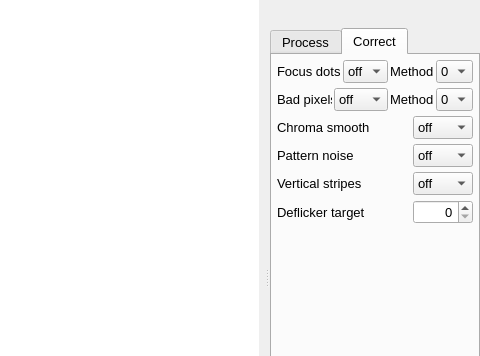
This is platform/qt/MainWindow.ui in ilia3101/MLV-App as Qt 5 draws it before an edit; both pictures show x 720 to 1200 and y 119 to 475 of the 1200 by 766 pixel window. The edited form follows.
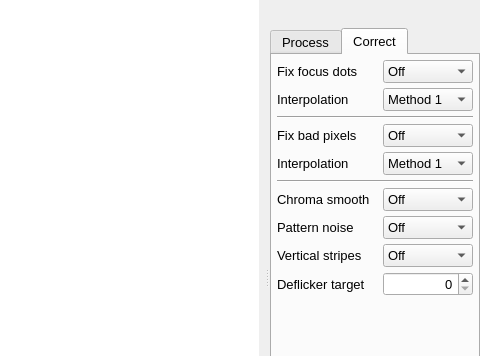
This is the edited form. The open tabs and pages were chosen to show the change. Icons and pictures are not drawn. Custom widgets are drawn as their Qt base class.

Commit message: QtApp: layout and text of/in correction page changed

```diff
--- a/platform/qt/MainWindow.ui
+++ b/platform/qt/MainWindow.ui
@@ -1200,7 +1200,7 @@
                 </font>
                </property>
                <property name="text">
-                <string>Focus dots</string>
+                <string>Fix focus dots</string>
                </property>
               </widget>
              </item>
@@ -1208,7 +1208,7 @@
               <widget class="QComboBox" name="comboBoxFocusPixelSwitch">
                <property name="maximumSize">
                 <size>
-                 <width>60</width>
+                 <width>90</width>
                  <height>16777215</height>
                 </size>
                </property>
@@ -1219,7 +1219,7 @@
                </property>
                <item>
                 <property name="text">
-                 <string>off</string>
+                 <string>Off</string>
                 </property>
                </item>
                <item>
@@ -1229,6 +1229,10 @@
                </item>
               </widget>
              </item>
+            </layout>
+           </item>
+           <item>
+            <layout class="QHBoxLayout" name="horizontalLayout_10">
              <item>
               <widget class="QLabel" name="FocusPixelsInterpolationMethodLabel">
                <property name="font">
@@ -1237,7 +1241,7 @@
                 </font>
                </property>
                <property name="text">
-                <string>Method</string>
+                <string>Interpolation</string>
                </property>
               </widget>
              </item>
@@ -1245,7 +1249,7 @@
               <widget class="QComboBox" name="comboBoxFocusPixelsInterpolationMethod">
                <property name="maximumSize">
                 <size>
-                 <width>45</width>
+                 <width>90</width>
                  <height>16777215</height>
                 </size>
                </property>
@@ -1256,7 +1260,7 @@
                </property>
                <item>
                 <property name="text">
-                 <string>0</string>
+                 <string>Method 1</string>
                 </property>
                </item>
                <item>
@@ -1268,6 +1272,13 @@
              </item>
             </layout>
            </item>
+           <item>
+            <widget class="Line" name="line_3">
+             <property name="orientation">
+              <enum>Qt::Horizontal</enum>
+             </property>
+            </widget>
+           </item>
            <item>
             <layout class="QHBoxLayout" name="horizontalLayout_14">
              <property name="spacing">
@@ -1284,7 +1295,7 @@
                 </font>
                </property>
                <property name="text">
-                <string>Bad pixels </string>
+                <string>Fix bad pixels </string>
                </property>
               </widget>
              </item>
@@ -1292,7 +1303,7 @@
               <widget class="QComboBox" name="comboBoxBadPixelsSwitch">
                <property name="maximumSize">
                 <size>
-                 <width>60</width>
+                 <width>90</width>
                  <height>16777215</height>
                 </size>
                </property>
@@ -1303,7 +1314,7 @@
                </property>
                <item>
                 <property name="text">
-                 <string>off</string>
+                 <string>Off</string>
                 </property>
                </item>
                <item>
@@ -1318,6 +1329,10 @@
                </item>
               </widget>
              </item>
+            </layout>
+           </item>
+           <item>
+            <layout class="QHBoxLayout" name="horizontalLayout_12">
              <item>
               <widget class="QLabel" name="BadPixelsInterpolationMethodLabel">
                <property name="font">
@@ -1326,7 +1341,7 @@
                 </font>
                </property>
                <property name="text">
-                <string>Method</string>
+                <string>Interpolation</string>
                </property>
               </widget>
              </item>
@@ -1334,7 +1349,7 @@
               <widget class="QComboBox" name="comboBoxBadPixelsInterpolationMethod">
                <property name="maximumSize">
                 <size>
-                 <width>45</width>
+                 <width>90</width>
                  <height>16777215</height>
                 </size>
                </property>
@@ -1345,7 +1360,7 @@
                </property>
                <item>
                 <property name="text">
-                 <string>0</string>
+                 <string>Method 1</string>
                 </property>
                </item>
                <item>
@@ -1357,6 +1372,13 @@
              </item>
             </layout>
            </item>
+           <item>
+            <widget class="Line" name="line_4">
+             <property name="orientation">
+              <enum>Qt::Horizontal</enum>
+             </property>
+            </widget>
+           </item>
            <item>
             <layout class="QHBoxLayout" name="horizontalLayout_16">
              <property name="bottomMargin">
@@ -1378,7 +1400,7 @@
               <widget class="QComboBox" name="comboBoxChromaSmoothSwitch">
                <property name="maximumSize">
                 <size>
-                 <width>60</width>
+                 <width>90</width>
                  <height>16777215</height>
                 </size>
                </property>
@@ -1389,7 +1411,7 @@
                </property>
                <item>
                 <property name="text">
-                 <string>off</string>
+                 <string>Off</string>
                 </property>
                </item>
                <item>
@@ -1432,7 +1454,7 @@
               <widget class="QComboBox" name="comboBoxPatternNoiseSwitch">
                <property name="maximumSize">
                 <size>
-                 <width>60</width>
+                 <width>90</width>
                  <height>16777215</height>
                 </size>
                </property>
@@ -1443,7 +1465,7 @@
                </property>
                <item>
                 <property name="text">
-                 <string>off</string>
+                 <string>Off</string>
                 </property>
                </item>
                <item>
@@ -1476,7 +1498,7 @@
               <widget class="QComboBox" name="comboBoxVerticalStripesSwitch">
                <property name="maximumSize">
                 <size>
-                 <width>60</width>
+                 <width>90</width>
                  <height>16777215</height>
                 </size>
                </property>
@@ -1487,7 +1509,7 @@
                </property>
                <item>
                 <property name="text">
-                 <string>off</string>
+                 <string>Off</string>
                 </property>
                </item>
                <item>
@@ -1525,7 +1547,7 @@
               <widget class="QSpinBox" name="spinBoxDeflickerTarget">
                <property name="maximumSize">
                 <size>
-                 <width>60</width>
+                 <width>90</width>
                  <height>16777215</height>
                 </size>
                </property>
```
Left out of the diff: 18 changed lines with no effect on the pictures.
